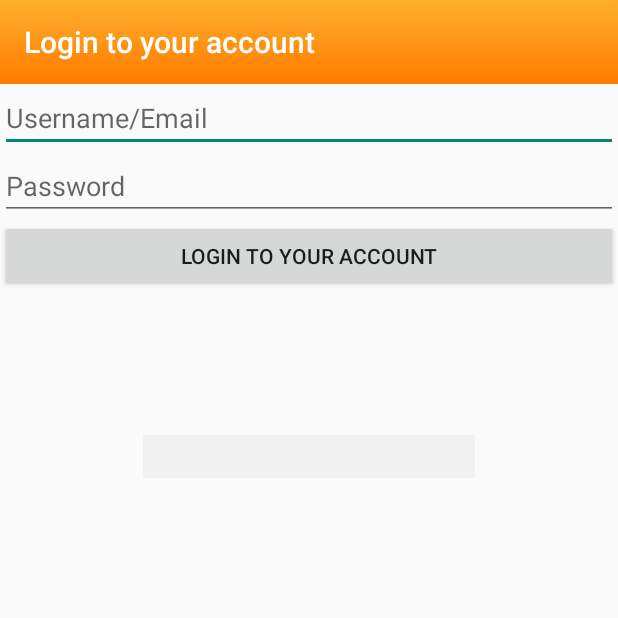
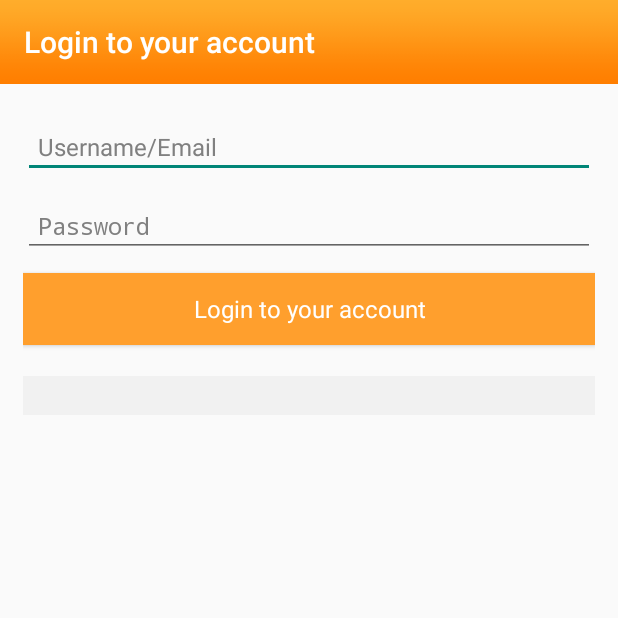
Before and after one commit to laalex/zonglist_app, an Android app: the screen it shows after launch (LoginActivity), on a phone screen of 412 x 824 dp, the top half of it. Run offline under Robolectric (Android 15) with nearby library versions, the phone set to English and light mode, and no system bars; 1 statement that could not run was skipped.

Commit message:
Added splash screen
- added splash screen
- modified login screen
- added styles to it

```diff
--- a/build.gradle
+++ b/build.gradle
@@ -5,7 +5,7 @@ buildscript {
         mavenCentral()
     }
     dependencies {
-        classpath 'com.android.tools.build:gradle:0.8.+'
+        classpath 'com.android.tools.build:gradle:0.9.+'
     }
 }
 
--- a/zongList/build.gradle
+++ b/zongList/build.gradle
@@ -22,10 +22,10 @@ dependencies {
     compile 'com.android.support:support-v4:19.0.0'
     compile 'com.android.support:gridlayout-v7:19.0.0'
     compile 'com.android.support:appcompat-v7:19.0.0'
-
+    compile 'com.google.android.gms:play-services:4.0.30'
     // You must install or update the Google Repository through the SDK manager to use this dependency.
     // The Google Repository (separate from the corresponding library) can be found in the Extras category.
-    // compile 'com.google.android.gms:play-services:4.0.30'
+    //
     // You must install or update the Google Repository through the SDK manager to use this dependency.
     // The Google Repository (separate from the corresponding com.zonglist.library) can be found in the Extras category.
     //
--- /dev/null
+++ b/zongList/src/main/java/com/zonglist/SplashScreen.java
@@ -0,0 +1,60 @@
+package com.zonglist;
+
+import android.app.ActionBar;
+import android.content.Intent;
+import android.os.Handler;
+import android.support.v7.app.ActionBarActivity;
+import android.os.Bundle;
+import android.view.Menu;
+import android.view.MenuItem;
+
+
+public class SplashScreen extends ActionBarActivity {
+
+    public static final int SPLASH_TIME_OUT = 3000;
+
+    @Override
+    protected void onCreate(Bundle savedInstanceState) {
+        super.onCreate(savedInstanceState);
+        ActionBar bar = getActionBar();
+        bar.hide();
+        setContentView(R.layout.activity_splash_screen);
+        //Show the splash screen
+        new Handler().postDelayed(new Runnable() {
+
+            /*
+             * Showing splash screen with a timer.
+             */
+
+            @Override
+            public void run() {
+                Intent i = new Intent(SplashScreen.this, LoginActivity.class);
+                startActivity(i);
+                // close this activity
+                finish();
+            }
+        }, SPLASH_TIME_OUT);
+    }
+
+
+    @Override
+    public boolean onCreateOptionsMenu(Menu menu) {
+
+        // Inflate the menu; this adds items to the action bar if it is present.
+        getMenuInflater().inflate(R.menu.splash_screen, menu);
+        return true;
+    }
+
+    @Override
+    public boolean onOptionsItemSelected(MenuItem item) {
+        // Handle action bar item clicks here. The action bar will
+        // automatically handle clicks on the Home/Up button, so long
+        // as you specify a parent activity in AndroidManifest.xml.
+        int id = item.getItemId();
+        if (id == R.id.action_settings) {
+            return true;
+        }
+        return super.onOptionsItemSelected(item);
+    }
+
+}
--- a/zongList/src/main/res/layout/login.xml
+++ b/zongList/src/main/res/layout/login.xml
@@ -2,7 +2,9 @@
 
 <LinearLayout xmlns:android="http://schemas.android.com/apk/res/android"
     android:orientation="vertical" android:layout_width="match_parent"
-    android:layout_height="match_parent">
+    android:layout_height="match_parent"
+    android:padding="15dp"
+    >
 
 
     <EditText
@@ -10,7 +12,9 @@
         android:layout_height="wrap_content"
         android:id="@+id/username"
         android:hint="Username/Email"
+        style="@style/loginField"
         android:layout_gravity="center_horizontal" />
+
 
     <EditText
         android:layout_width="match_parent"
@@ -18,6 +22,7 @@
         android:inputType="textPassword"
         android:ems="10"
         android:hint="Password"
+        style="@style/loginField"
         android:id="@+id/password" />
 
     <Button
@@ -25,18 +30,15 @@
         android:layout_height="wrap_content"
         android:text="Login to your account"
         android:id="@+id/loginAction"
+        style="@style/loginButton"
         android:layout_gravity="center_horizontal" />
 
     <TextView
-        android:layout_width="match_parent"
+        android:layout_width="fill_parent"
         android:layout_height="wrap_content"
-        android:padding="2pt"
-        android:background="#f1f1f1"
-        android:textColor="#f00"
-        android:layout_margin="43pt"
-        android:gravity="center"
         android:id="@+id/login_error"
+        style="@style/error_box"
         android:visibility="visible"
-        android:layout_gravity="center_horizontal" />
+        />
 
 </LinearLayout>
--- /dev/null
+++ b/zongList/src/main/res/menu/splash_screen.xml
@@ -0,0 +1,10 @@
+<menu xmlns:android="http://schemas.android.com/apk/res/android"
+    xmlns:app="http://schemas.android.com/apk/res-auto"
+    xmlns:tools="http://schemas.android.com/tools"
+    tools:context="com.zonglist.SplashScreen" >
+
+    <item android:id="@+id/action_settings"
+        android:title="@string/action_settings"
+        android:orderInCategory="100"
+        app:showAsAction="never" />
+</menu>
--- a/zongList/src/main/res/values/strings.xml
+++ b/zongList/src/main/res/values/strings.xml
@@ -5,5 +5,6 @@
     <string name="hello_world">Hello world!</string>
     <string name="action_settings">Settings</string>
     <string name="title_activity_single_playlist_acvtivity">SinglePlaylistAcvtivity</string>
+    <string name="title_activity_splash_screen">ZongList</string>
 
 </resources>
--- a/zongList/src/main/res/values/styles.xml
+++ b/zongList/src/main/res/values/styles.xml
@@ -5,4 +5,31 @@
         <!-- Customize your theme here. -->
     </style>
 
+    <!-- Input fields for login -->
+    <style name="loginField" parent="android:Theme">
+        <item name="android:padding">10dp</item>
+        <item name="android:layout_marginTop">5dp</item>
+        <item name="android:layout_marginBottom">5dp</item>
+    </style>
+
+    <!-- Login button -->
+    <style name="loginButton" parent="android:Theme">
+        <item name="android:padding">10dp</item>
+        <item name="android:layout_marginTop">5dp</item>
+        <item name="android:layout_marginBottom">5dp</item>
+        <item name="android:background">#ff9f2d</item>
+        <item name="android:textColor">#fff</item>
+        <item name="android:radius">5dp</item>
+    </style>
+
+    <style name="error_box" parent="android:Theme">
+        <item name="android:padding">2dp</item>
+        <item name="android:background">#f1f1f1</item>
+        <item name="android:textColor">#F00</item>
+        <item name="android:gravity">center</item>
+        <item name="android:layout_gravity">center_horizontal</item>
+        <item name="android:textAlignment">center</item>
+        <item name="android:layout_marginTop">15dp</item>
+    </style>
+
 </resources>
```
Also changed, not shown: zongList/src/main/AndroidManifest.xml (+19 -19 lines), zongList/src/main/res/layout/activity_splash_screen.xml (added, +16 -0 lines), gradle/wrapper/gradle-wrapper.properties, zongList/src/main/res/drawable-hdpi/ic_launcher.png, zongList/src/main/res/drawable-hdpi/splash_logo.png (added), zongList/src/main/res/drawable-mdpi/ic_launcher.png, zongList/src/main/res/drawable-mdpi/splash_logo.png (added), zongList/src/main/res/drawable-xhdpi/ic_launcher.png, zongList/src/main/res/drawable-xhdpi/splash_logo.png (added), zongList/src/main/res/drawable-xxhdpi/ic_launcher.png, zongList/src/main/res/drawable-xxhdpi/splash_logo.png (added), 4 other files.
